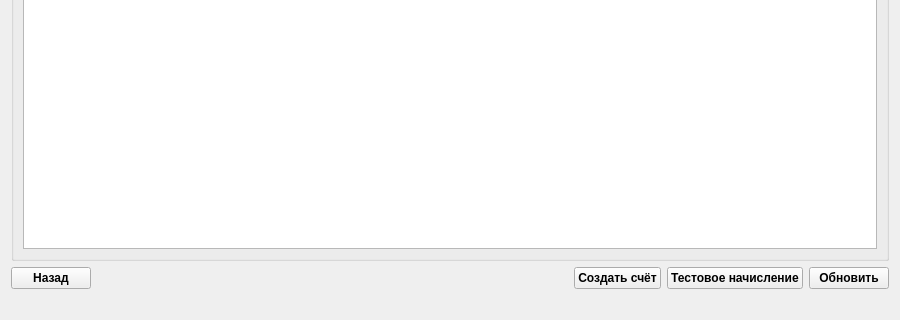
First picture: the form in pages/accountspage.ui, repository RakIhar/NeobankClientWidgets, before the edit; both pictures show x 0 to 900 and y 280 to 600 of the 900 by 600 pixel window.
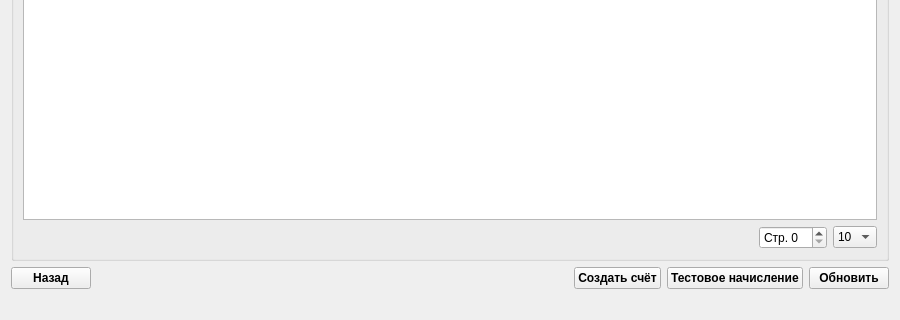
Second picture: the form after the edit.

Commit message: Added pagination to acc and tr pages

```diff
--- a/pages/accountspage.ui
+++ b/pages/accountspage.ui
@@ -35,6 +35,49 @@
       <item>
        <widget class="QListWidget" name="accountsList"/>
       </item>
+      <item>
+       <layout class="QHBoxLayout" name="limitsLayout">
+        <item>
+         <spacer name="horizontalSpacer">
+          <property name="orientation">
+           <enum>Qt::Orientation::Horizontal</enum>
+          </property>
+          <property name="sizeHint" stdset="0">
+           <size>
+            <width>40</width>
+            <height>20</height>
+           </size>
+          </property>
+         </spacer>
+        </item>
+        <item>
+         <widget class="QSpinBox" name="pageSpinBox">
+          <property name="prefix">
+           <string>Стр. </string>
+          </property>
+         </widget>
+        </item>
+        <item>
+         <widget class="QComboBox" name="limitComboBox">
+          <item>
+           <property name="text">
+            <string>10</string>
+           </property>
+          </item>
+          <item>
+           <property name="text">
+            <string>20</string>
+           </property>
+          </item>
+          <item>
+           <property name="text">
+            <string>50</string>
+           </property>
+          </item>
+         </widget>
+        </item>
+       </layout>
+      </item>
      </layout>
     </widget>
    </item>
```
Lines whose indentation alone changed are shown as unchanged. The commit also changes 7 other files.
